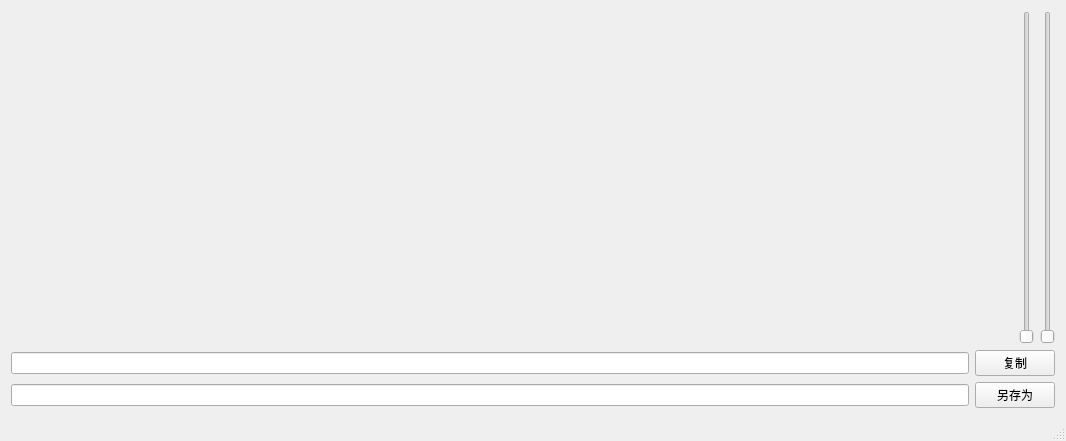
Old version of the form mainwindow.ui in the repository IsoaSFlus/LBMottoCreator.
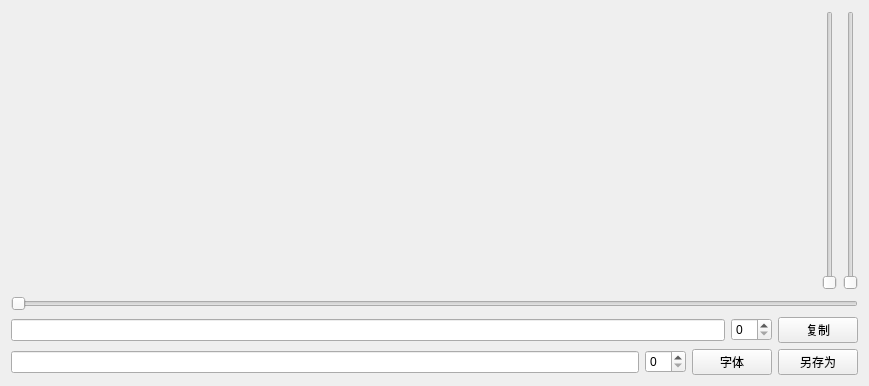
New version of the form.

What changed in the file:
```diff
--- a/mainwindow.ui
+++ b/mainwindow.ui
@@ -6,8 +6,8 @@
    <rect>
     <x>0</x>
     <y>0</y>
-    <width>1066</width>
-    <height>441</height>
+    <width>869</width>
+    <height>386</height>
    </rect>
   </property>
   <property name="windowTitle">
@@ -15,10 +15,10 @@
   </property>
   <widget class="QWidget" name="centralWidget">
    <layout class="QGridLayout" name="gridLayout_2">
-    <item row="0" column="0" colspan="2">
+    <item row="0" column="0" colspan="5">
      <layout class="QGridLayout" name="gridLayout">
       <item row="1" column="4">
-       <widget class="QSlider" name="verticalSlider">
+       <widget class="QSlider" name="verticalSlider_2">
         <property name="orientation">
          <enum>Qt::Vertical</enum>
         </property>
@@ -38,7 +38,7 @@
        </widget>
       </item>
       <item row="1" column="3">
-       <widget class="QSlider" name="verticalSlider_2">
+       <widget class="QSlider" name="verticalSlider">
         <property name="orientation">
          <enum>Qt::Vertical</enum>
         </property>
@@ -46,26 +46,46 @@
       </item>
      </layout>
     </item>
-    <item row="1" column="0">
+    <item row="2" column="0" colspan="3">
      <widget class="QLineEdit" name="lineEdit_2"/>
     </item>
-    <item row="1" column="1">
+    <item row="2" column="3">
+     <widget class="QSpinBox" name="spinBox"/>
+    </item>
+    <item row="2" column="4">
      <widget class="QPushButton" name="pushButton">
       <property name="text">
        <string>复制</string>
       </property>
      </widget>
     </item>
-    <item row="2" column="0">
+    <item row="3" column="0">
      <widget class="QLineEdit" name="lineEdit"/>
     </item>
-    <item row="2" column="1">
+    <item row="3" column="1">
+     <widget class="QSpinBox" name="spinBox_2"/>
+    </item>
+    <item row="3" column="2" colspan="2">
+     <widget class="QPushButton" name="pushButton_3">
+      <property name="text">
+       <string>字体</string>
+      </property>
+     </widget>
+    </item>
+    <item row="3" column="4">
      <widget class="QPushButton" name="pushButton_2">
       <property name="text">
        <string>另存为</string>
       </property>
      </widget>
     </item>
+    <item row="1" column="0" colspan="5">
+     <widget class="QSlider" name="horizontalSlider">
+      <property name="orientation">
+       <enum>Qt::Horizontal</enum>
+      </property>
+     </widget>
+    </item>
    </layout>
   </widget>
   <widget class="QMenuBar" name="menuBar">
@@ -78,7 +98,6 @@
     </rect>
    </property>
   </widget>
-  <widget class="QStatusBar" name="statusBar"/>
  </widget>
  <layoutdefault spacing="6" margin="11"/>
  <resources/>
```
Left out of the diff: 2 changed lines with no effect on the pictures.
